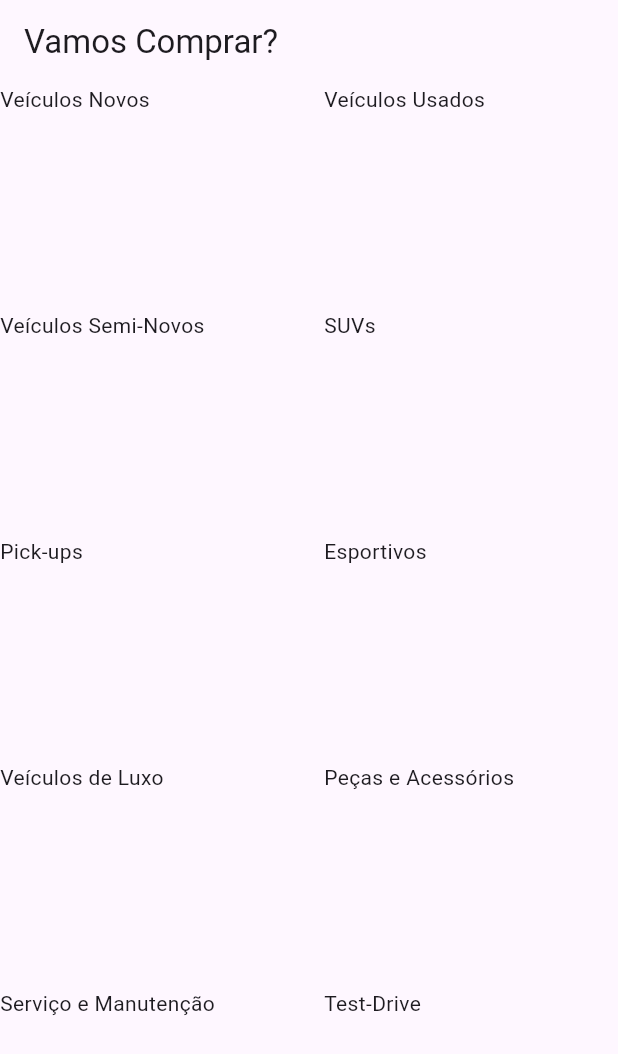
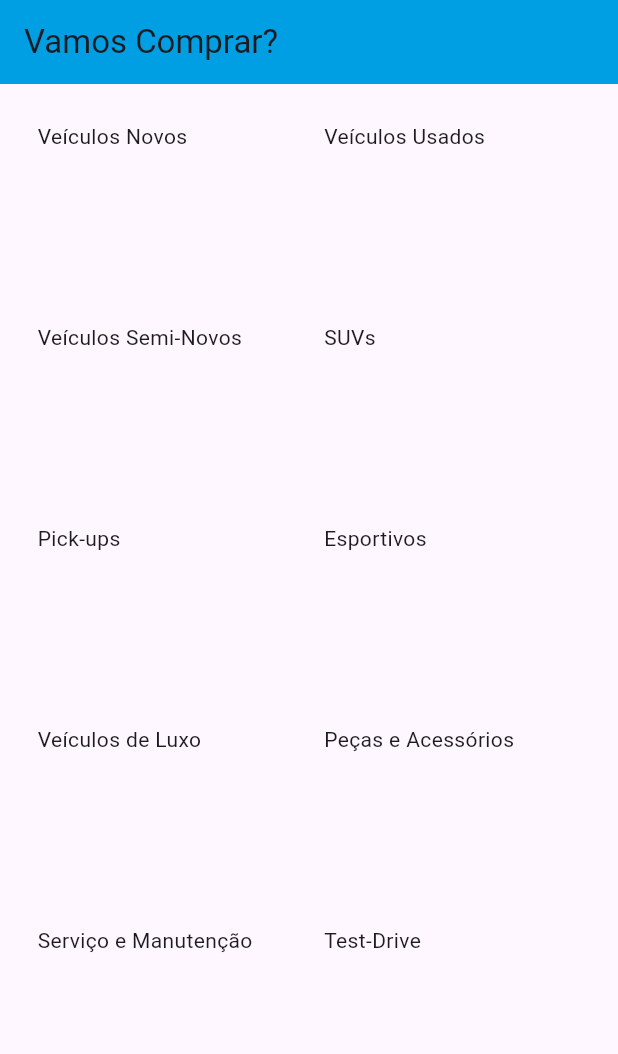
Before and after one commit to aguustinn/CarHub-Dealership, a Flutter app: the screen it shows after launch, on a phone screen of 412 x 824 dp. Shown: the top 1054 px of the screen. Run offline on Flutter 3.47's test engine with Material 3 defaults, Android fonts, the phone set to English and light mode, and no system bars.

Commit message:
Adicionando cor ao AppBar

```diff
--- a/lib/screens/categories_screen.dart
+++ b/lib/screens/categories_screen.dart
@@ -9,9 +9,11 @@ class CategoriesScreen extends StatelessWidget {
   Widget build(BuildContext context) {
     return Scaffold(
       appBar: AppBar(
+        backgroundColor: const Color.fromARGB(255, 0, 159, 227),
         title: Text('Vamos Comprar?'),
       ),
       body: GridView(
+          padding: const EdgeInsets.all(25),
           gridDelegate: const SliverGridDelegateWithMaxCrossAxisExtent(
             maxCrossAxisExtent: 200,
             childAspectRatio: 3 / 2,
```
